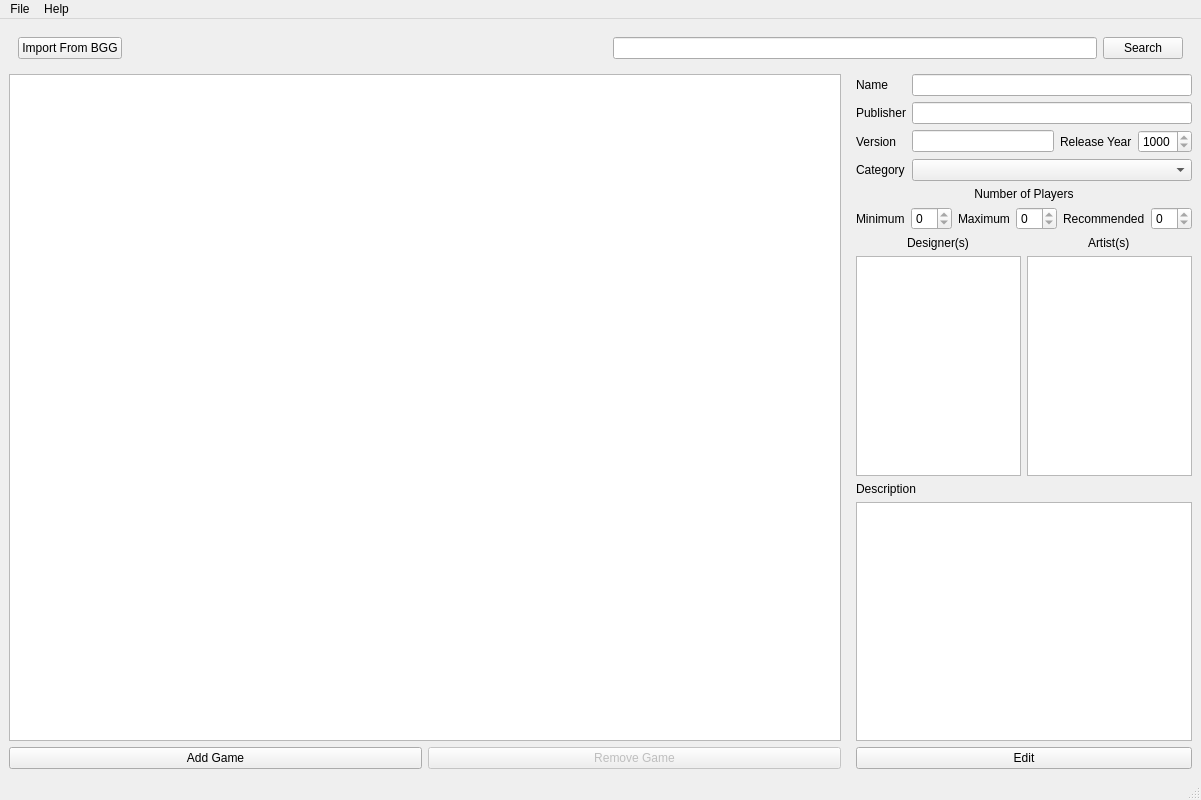
Qt form qtdesign/spielpendium.ui (goldenphoenix713/spielpendium) before a commit.
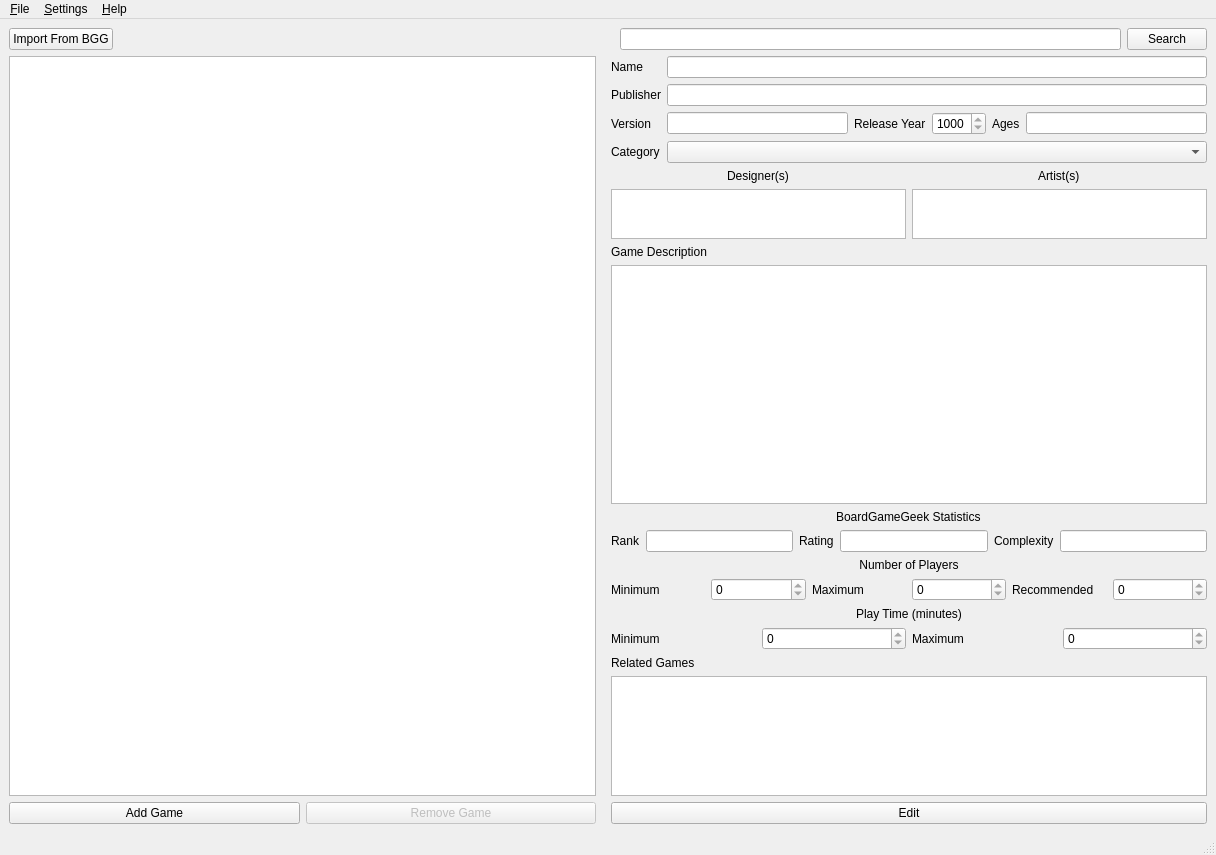
The same form after that commit.

Commit message: [#2] Finishing up main page of the UI.

Diff of the .ui file:
```diff
--- a/qtdesign/spielpendium.ui
+++ b/qtdesign/spielpendium.ui
@@ -6,8 +6,8 @@
    <rect>
     <x>0</x>
     <y>0</y>
-    <width>1201</width>
-    <height>800</height>
+    <width>1216</width>
+    <height>855</height>
    </rect>
   </property>
   <property name="windowTitle">
@@ -30,6 +30,18 @@
     <item>
      <widget class="QWidget" name="widget" native="true">
       <layout class="QHBoxLayout" name="horizontalLayout">
+       <property name="leftMargin">
+        <number>0</number>
+       </property>
+       <property name="topMargin">
+        <number>0</number>
+       </property>
+       <property name="rightMargin">
+        <number>0</number>
+       </property>
+       <property name="bottomMargin">
+        <number>0</number>
+       </property>
        <item>
         <widget class="QPushButton" name="pushButton_2">
          <property name="text">
@@ -68,7 +80,7 @@
     </item>
     <item>
      <widget class="QWidget" name="widget_2" native="true">
-      <layout class="QHBoxLayout" name="horizontalLayout_3">
+      <layout class="QHBoxLayout" name="horizontalLayout_3" stretch="1,1">
        <property name="leftMargin">
         <number>0</number>
        </property>
@@ -84,12 +96,12 @@
        <item>
         <widget class="QWidget" name="widget_4" native="true">
          <property name="sizePolicy">
-          <sizepolicy hsizetype="Preferred" vsizetype="Preferred">
+          <sizepolicy hsizetype="Expanding" vsizetype="Preferred">
            <horstretch>3</horstretch>
            <verstretch>0</verstretch>
           </sizepolicy>
          </property>
-         <layout class="QGridLayout" name="gridLayout_2">
+         <layout class="QGridLayout" name="gridLayout_2" rowstretch="0,0">
           <property name="leftMargin">
            <number>0</number>
           </property>
@@ -111,6 +123,12 @@
           </item>
           <item row="0" column="0" colspan="2">
            <widget class="QTableView" name="tableView">
+            <property name="sizePolicy">
+             <sizepolicy hsizetype="Expanding" vsizetype="Expanding">
+              <horstretch>0</horstretch>
+              <verstretch>0</verstretch>
+             </sizepolicy>
+            </property>
             <property name="toolTipDuration">
              <number>3</number>
             </property>
@@ -159,34 +177,37 @@
           <property name="bottomMargin">
            <number>0</number>
           </property>
-          <item row="2" column="0">
-           <widget class="QLabel" name="label_10">
+          <item row="4" column="0">
+           <widget class="QLabel" name="label_12">
             <property name="text">
-             <string>Version</string>
+             <string>Category</string>
             </property>
             <property name="buddy">
-             <cstring>lineEdit_4</cstring>
+             <cstring>comboBox</cstring>
             </property>
            </widget>
           </item>
-          <item row="2" column="1">
+          <item row="3" column="1">
            <widget class="QLineEdit" name="lineEdit_4">
             <property name="readOnly">
              <bool>true</bool>
             </property>
            </widget>
           </item>
-          <item row="2" column="2">
-           <widget class="QLabel" name="label_11">
-            <property name="text">
-             <string>Release Year</string>
+          <item row="3" column="3">
+           <widget class="QSpinBox" name="spinBox_4">
+            <property name="readOnly">
+             <bool>true</bool>
             </property>
-            <property name="buddy">
-             <cstring>spinBox_4</cstring>
+            <property name="minimum">
+             <number>1000</number>
+            </property>
+            <property name="maximum">
+             <number>9999</number>
             </property>
            </widget>
           </item>
-          <item row="1" column="0">
+          <item row="2" column="0">
            <widget class="QLabel" name="label_9">
             <property name="text">
              <string>Publisher</string>
@@ -196,6 +217,26 @@
             </property>
            </widget>
           </item>
+          <item row="3" column="2">
+           <widget class="QLabel" name="label_11">
+            <property name="text">
+             <string>Release Year</string>
+            </property>
+            <property name="buddy">
+             <cstring>spinBox_4</cstring>
+            </property>
+           </widget>
+          </item>
+          <item row="3" column="0">
+           <widget class="QLabel" name="label_10">
+            <property name="text">
+             <string>Version</string>
+            </property>
+            <property name="buddy">
+             <cstring>lineEdit_4</cstring>
+            </property>
+           </widget>
+          </item>
           <item row="0" column="0">
            <widget class="QLabel" name="label">
             <property name="text">
@@ -206,57 +247,198 @@
             </property>
            </widget>
           </item>
-          <item row="10" column="0" colspan="4">
-           <widget class="QPlainTextEdit" name="plainTextEdit">
-            <property name="readOnly">
-             <bool>true</bool>
-            </property>
-           </widget>
-          </item>
-          <item row="11" column="0" colspan="4">
-           <widget class="QPushButton" name="pushButton_3">
+          <item row="3" column="4">
+           <widget class="QLabel" name="label_21">
             <property name="text">
-             <string>Edit</string>
+             <string>Ages</string>
             </property>
-            <property name="checkable">
-             <bool>true</bool>
+            <property name="buddy">
+             <cstring>lineEdit_8</cstring>
             </property>
-            <property name="checked">
-             <bool>false</bool>
-            </property>
-            <property name="flat">
-             <bool>false</bool>
-            </property>
            </widget>
           </item>
-          <item row="2" column="3">
-           <widget class="QSpinBox" name="spinBox_4">
-            <property name="readOnly">
-             <bool>true</bool>
-            </property>
-            <property name="minimum">
-             <number>1000</number>
-            </property>
-            <property name="maximum">
-             <number>9999</number>
-            </property>
-           </widget>
+          <item row="3" column="5">
+           <widget class="QLineEdit" name="lineEdit_8"/>
           </item>
-          <item row="1" column="1" colspan="3">
-           <widget class="QLineEdit" name="lineEdit_3">
-            <property name="readOnly">
-             <bool>true</bool>
-            </property>
-           </widget>
-          </item>
-          <item row="0" column="1" colspan="3">
+          <item row="0" column="1" colspan="5">
            <widget class="QLineEdit" name="lineEdit_2">
             <property name="readOnly">
              <bool>true</bool>
             </property>
            </widget>
           </item>
-          <item row="4" column="0" colspan="4">
+          <item row="2" column="1" colspan="5">
+           <widget class="QLineEdit" name="lineEdit_3">
+            <property name="readOnly">
+             <bool>true</bool>
+            </property>
+           </widget>
+          </item>
+          <item row="4" column="1" colspan="5">
+           <widget class="QComboBox" name="comboBox">
+            <property name="enabled">
+             <bool>true</bool>
+            </property>
+            <property name="editable">
+             <bool>false</bool>
+            </property>
+           </widget>
+          </item>
+          <item row="6" column="0" colspan="6">
+           <widget class="QWidget" name="widget_6" native="true">
+            <property name="maximumSize">
+             <size>
+              <width>16777215</width>
+              <height>70</height>
+             </size>
+            </property>
+            <layout class="QGridLayout" name="gridLayout_4">
+             <property name="leftMargin">
+              <number>0</number>
+             </property>
+             <property name="topMargin">
+              <number>0</number>
+             </property>
+             <property name="rightMargin">
+              <number>0</number>
+             </property>
+             <property name="bottomMargin">
+              <number>0</number>
+             </property>
+             <property name="spacing">
+              <number>6</number>
+             </property>
+             <item row="0" column="0" alignment="Qt::AlignHCenter">
+              <widget class="QLabel" name="label_7">
+               <property name="text">
+                <string>Designer(s)</string>
+               </property>
+               <property name="buddy">
+                <cstring>listView</cstring>
+               </property>
+              </widget>
+             </item>
+             <item row="0" column="1" alignment="Qt::AlignHCenter">
+              <widget class="QLabel" name="label_8">
+               <property name="text">
+                <string>Artist(s)</string>
+               </property>
+               <property name="buddy">
+                <cstring>listView_2</cstring>
+               </property>
+              </widget>
+             </item>
+             <item row="1" column="0">
+              <widget class="QListView" name="listView">
+               <property name="maximumSize">
+                <size>
+                 <width>16777215</width>
+                 <height>50</height>
+                </size>
+               </property>
+              </widget>
+             </item>
+             <item row="1" column="1">
+              <widget class="QListView" name="listView_2">
+               <property name="maximumSize">
+                <size>
+                 <width>16777215</width>
+                 <height>50</height>
+                </size>
+               </property>
+              </widget>
+             </item>
+            </layout>
+           </widget>
+          </item>
+          <item row="7" column="0" colspan="6">
+           <widget class="QLabel" name="label_6">
+            <property name="text">
+             <string>Game Description</string>
+            </property>
+            <property name="buddy">
+             <cstring>plainTextEdit</cstring>
+            </property>
+           </widget>
+          </item>
+          <item row="8" column="0" colspan="6">
+           <widget class="QPlainTextEdit" name="plainTextEdit">
+            <property name="minimumSize">
+             <size>
+              <width>0</width>
+              <height>0</height>
+             </size>
+            </property>
+            <property name="readOnly">
+             <bool>true</bool>
+            </property>
+           </widget>
+          </item>
+          <item row="10" column="0" colspan="6">
+           <widget class="QWidget" name="widget_8" native="true">
+            <layout class="QGridLayout" name="gridLayout_6">
+             <property name="leftMargin">
+              <number>0</number>
+             </property>
+             <property name="topMargin">
+              <number>0</number>
+             </property>
+             <property name="rightMargin">
+              <number>0</number>
+             </property>
+             <property name="bottomMargin">
+              <number>0</number>
+             </property>
+             <item row="1" column="2">
+              <widget class="QLabel" name="label_17">
+               <property name="text">
+                <string>Rating</string>
+               </property>
+               <property name="buddy">
+                <cstring>lineEdit_6</cstring>
+               </property>
+              </widget>
+             </item>
+             <item row="1" column="3">
+              <widget class="QLineEdit" name="lineEdit_6"/>
+             </item>
+             <item row="1" column="5">
+              <widget class="QLineEdit" name="lineEdit_7"/>
+             </item>
+             <item row="1" column="4">
+              <widget class="QLabel" name="label_18">
+               <property name="text">
+                <string>Complexity</string>
+               </property>
+               <property name="buddy">
+                <cstring>lineEdit_7</cstring>
+               </property>
+              </widget>
+             </item>
+             <item row="1" column="0">
+              <widget class="QLabel" name="label_16">
+               <property name="text">
+                <string>Rank</string>
+               </property>
+               <property name="buddy">
+                <cstring>lineEdit_5</cstring>
+               </property>
+              </widget>
+             </item>
+             <item row="1" column="1">
+              <widget class="QLineEdit" name="lineEdit_5"/>
+             </item>
+             <item row="0" column="0" colspan="6" alignment="Qt::AlignHCenter">
+              <widget class="QLabel" name="label_19">
+               <property name="text">
+                <string>BoardGameGeek Statistics</string>
+               </property>
+              </widget>
+             </item>
+            </layout>
+           </widget>
+          </item>
+          <item row="11" column="0" colspan="6">
            <widget class="QWidget" name="widget_5" native="true">
             <layout class="QGridLayout" name="gridLayout_3">
              <property name="leftMargin">
@@ -338,9 +520,9 @@
             </layout>
            </widget>
           </item>
-          <item row="5" column="0" colspan="4">
-           <widget class="QWidget" name="widget_6" native="true">
-            <layout class="QGridLayout" name="gridLayout_4">
+          <item row="18" column="0" colspan="6">
+           <widget class="QWidget" name="widget_7" native="true">
+            <layout class="QGridLayout" name="gridLayout_5">
              <property name="leftMargin">
               <number>0</number>
              </property>
@@ -353,64 +535,82 @@
              <property name="bottomMargin">
               <number>0</number>
              </property>
-             <property name="spacing">
-              <number>6</number>
-             </property>
-             <item row="0" column="0" alignment="Qt::AlignHCenter">
-              <widget class="QLabel" name="label_7">
-               <property name="text">
-                <string>Designer(s)</string>
-               </property>
-               <property name="buddy">
-                <cstring>listView</cstring>
-               </property>
-              </widget>
-             </item>
-             <item row="0" column="1" alignment="Qt::AlignHCenter">
-              <widget class="QLabel" name="label_8">
-               <property name="text">
-                <string>Artist(s)</string>
-               </property>
-               <property name="buddy">
-                <cstring>listView_2</cstring>
-               </property>
-              </widget>
-             </item>
              <item row="1" column="0">
-              <widget class="QListView" name="listView"/>
+              <widget class="QLabel" name="label_14">
+               <property name="text">
+                <string>Minimum</string>
+               </property>
+               <property name="buddy">
+                <cstring>spinBox_5</cstring>
+               </property>
+              </widget>
+             </item>
+             <item row="1" column="2">
+              <widget class="QLabel" name="label_15">
+               <property name="text">
+                <string>Maximum</string>
+               </property>
+               <property name="buddy">
+                <cstring>spinBox_6</cstring>
+               </property>
+              </widget>
              </item>
              <item row="1" column="1">
-              <widget class="QListView" name="listView_2"/>
+              <widget class="QSpinBox" name="spinBox_5">
+               <property name="readOnly">
+                <bool>true</bool>
+               </property>
+              </widget>
+             </item>
+             <item row="1" column="3">
+              <widget class="QSpinBox" name="spinBox_6">
+               <property name="readOnly">
+                <bool>true</bool>
+               </property>
+              </widget>
+             </item>
+             <item row="0" column="0" colspan="4" alignment="Qt::AlignHCenter">
+              <widget class="QLabel" name="label_13">
+               <property name="text">
+                <string>Play Time (minutes)</string>
+               </property>
+              </widget>
              </item>
             </layout>
            </widget>
           </item>
-          <item row="9" column="0" colspan="4">
-           <widget class="QLabel" name="label_6">
+          <item row="19" column="0" colspan="6">
+           <widget class="QLabel" name="label_20">
             <property name="text">
-             <string>Description</string>
+             <string>Related Games</string>
             </property>
             <property name="buddy">
-             <cstring>plainTextEdit</cstring>
+             <cstring>listView_3</cstring>
             </property>
            </widget>
           </item>
-          <item row="3" column="0">
-           <widget class="QLabel" name="label_12">
-            <property name="text">
-             <string>Category</string>
+          <item row="20" column="0" colspan="6">
+           <widget class="QListView" name="listView_3">
+            <property name="maximumSize">
+             <size>
+              <width>16777215</width>
+              <height>120</height>
+             </size>
             </property>
-            <property name="buddy">
-             <cstring>comboBox</cstring>
-            </property>
            </widget>
           </item>
-          <item row="3" column="1" colspan="3">
-           <widget class="QComboBox" name="comboBox">
-            <property name="enabled">
+          <item row="21" column="0" colspan="6">
+           <widget class="QPushButton" name="pushButton_3">
+            <property name="text">
+             <string>Edit</string>
+            </property>
+            <property name="checkable">
              <bool>true</bool>
             </property>
-            <property name="editable">
+            <property name="checked">
+             <bool>false</bool>
+            </property>
+            <property name="flat">
              <bool>false</bool>
             </property>
            </widget>
@@ -428,13 +628,13 @@
     <rect>
      <x>0</x>
      <y>0</y>
-     <width>1201</width>
+     <width>1216</width>
      <height>22</height>
     </rect>
    </property>
    <widget class="QMenu" name="menuFile">
     <property name="title">
-     <string>File</string>
+     <string>&amp;File</string>
     </property>
     <widget class="QMenu" name="menuRecent">
      <property name="title">
@@ -449,15 +649,25 @@
     <addaction name="actionSave"/>
     <addaction name="actionSave_As"/>
     <addaction name="separator"/>
+    <addaction name="action_Import_From_BoardGameGeek"/>
+    <addaction name="action_Export"/>
+    <addaction name="separator"/>
     <addaction name="action_Quit"/>
    </widget>
    <widget class="QMenu" name="menuHelp">
     <property name="title">
-     <string>Help</string>
+     <string>&amp;Help</string>
     </property>
     <addaction name="actionAbout"/>
    </widget>
+   <widget class="QMenu" name="menuSettings">
+    <property name="title">
+     <string>&amp;Settings</string>
+    </property>
+    <addaction name="action_Preferences"/>
+   </widget>
    <addaction name="menuFile"/>
+   <addaction name="menuSettings"/>
    <addaction name="menuHelp"/>
   </widget>
   <widget class="QStatusBar" name="statusbar"/>
@@ -471,7 +681,7 @@
   </action>
   <action name="actionOpen">
    <property name="text">
-    <string>&amp;Open</string>
+    <string>&amp;Open...</string>
    </property>
    <property name="shortcut">
     <string>Ctrl+O</string>
@@ -511,7 +721,22 @@
   </action>
   <action name="actionAbout">
    <property name="text">
-    <string>About</string>
+    <string>&amp;About</string>
+   </property>
+  </action>
+  <action name="action_Export">
+   <property name="text">
+    <string>&amp;Export PDF</string>
+   </property>
+  </action>
+  <action name="action_Preferences">
+   <property name="text">
+    <string>&amp;Preferences...</string>
+   </property>
+  </action>
+  <action name="action_Import_From_BoardGameGeek">
+   <property name="text">
+    <string>&amp;Import From BGG...</string>
    </property>
   </action>
  </widget>
```
Left out of the diff: 20 changed lines with no effect on the pictures.
